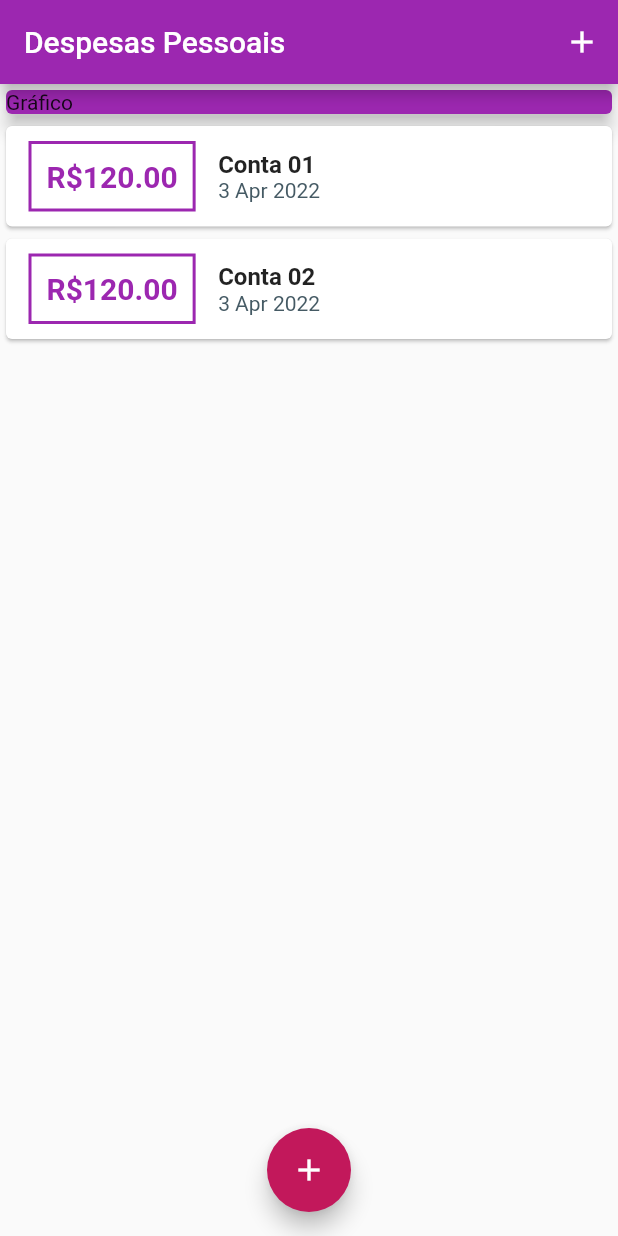
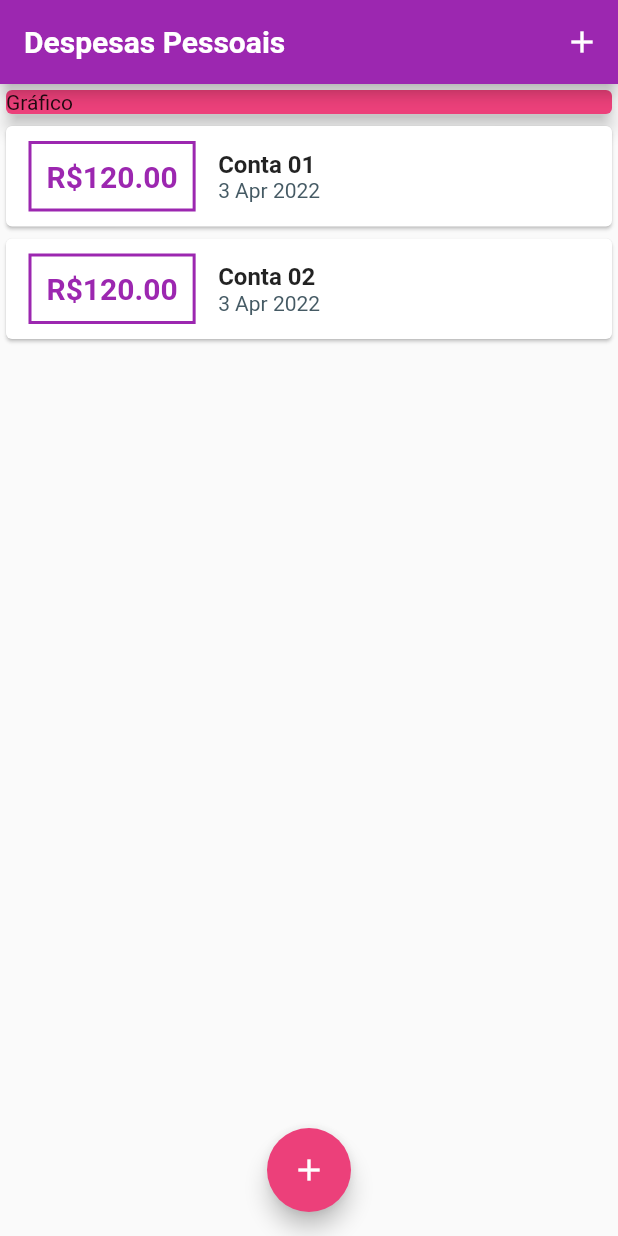
Before and after one commit to MargaridaGomes20/projeto-gddpi, a Flutter app: the screen it shows after launch, on a phone screen of 412 x 824 dp. Run offline on Flutter 3.47's test engine with Material 2 defaults, Android fonts, the phone set to English and light mode, and no system bars; Roboto replaces fonts that are missing (OpenSans).

Commit message:
atualizando projeto novamente

```diff
--- a/despesaspessoais/lib/components/transaction_list.dart
+++ b/despesaspessoais/lib/components/transaction_list.dart
@@ -21,7 +21,7 @@ class TransactionList extends StatelessWidget {
                   margin: EdgeInsets.symmetric(horizontal: 15, vertical: 10),
                   decoration: BoxDecoration(
                       border: Border.all(
-                    color: Theme.of(context).primaryColor,
+                    color: Theme.of(context).colorScheme.primary,
                     width: 2,
                   )),
                   padding: EdgeInsets.all(10),
@@ -30,7 +30,7 @@ class TransactionList extends StatelessWidget {
                     style: TextStyle(
                       fontWeight: FontWeight.bold,
                       fontSize: 20,
-                      color: Theme.of(context).primaryColor,
+                      color: Theme.of(context).colorScheme.primary,
                     ),
                   ),
                 ),
--- a/despesaspessoais/lib/main.dart
+++ b/despesaspessoais/lib/main.dart
@@ -13,13 +13,28 @@ void main() {
 class ExpensesApp extends StatelessWidget {
   @override
   Widget build(BuildContext context) {
+    final ThemeData tema = ThemeData();
     return MaterialApp(
       home: MyHomePage(),
-      theme: ThemeData(
-        primarySwatch: Colors.purple,
-        colorScheme: ColorScheme.fromSwatch().copyWith(
-          primary: Colors.purple[500],
-          secondary: Colors.pink[700],
+      theme: tema.copyWith(
+        colorScheme: tema.colorScheme.copyWith(
+          primary: Colors.purple,
+          secondary: Colors.pink[400],
+        ),
+        textTheme: tema.textTheme.copyWith(
+          headline6: TextStyle(
+            fontFamily: 'OpenSans',
+            fontSize: 18,
+            fontWeight: FontWeight.bold,
+            color: Colors.black,
+          ),
+        ),
+        appBarTheme: AppBarTheme(
+          titleTextStyle: TextStyle(
+            fontFamily: 'OpenSans',
+            fontSize: 20,
+            fontWeight: FontWeight.bold,
+          ),
         ),
       ),
     );
@@ -90,7 +105,7 @@ class _MyHomePageState extends State<MyHomePage> {
           children: <Widget>[
             Container(
               child: Card(
-                color: Theme.of(context).primaryColor,
+                color: Theme.of(context).colorScheme.secondary,
                 child: Text('Gráfico'),
                 elevation: 5,
               ),
```
